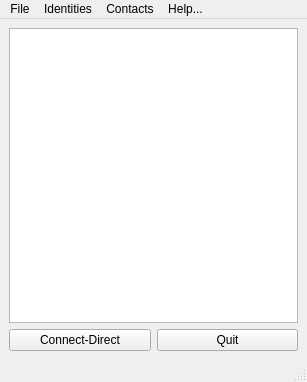
Old version of the form ui/dchat.ui in the repository berndhs/egalite.
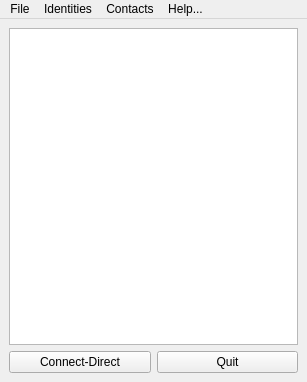
New version of the form. Icons and pictures are not drawn.

Commit message: remote stupid status area at bottom

Patch:
```diff
--- a/ui/dchat.ui
+++ b/ui/dchat.ui
@@ -107,7 +107,6 @@
    <addaction name="menuContacts"/>
    <addaction name="menuHelp"/>
   </widget>
-  <widget class="QStatusBar" name="statusbar"/>
   <action name="actionLog_In">
    <property name="text">
     <string>Log In</string>
```
The commit also changes 1 other file.
